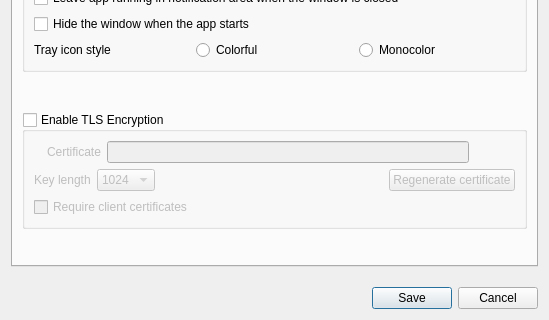
The window that src/lib/gui/dialogs/SettingsDialog.ui (deskflow/deskflow) describes before a commit, drawn with Qt 5; both pictures show x 0 to 549 and y 291 to 611 of the 549 by 611 pixel window.
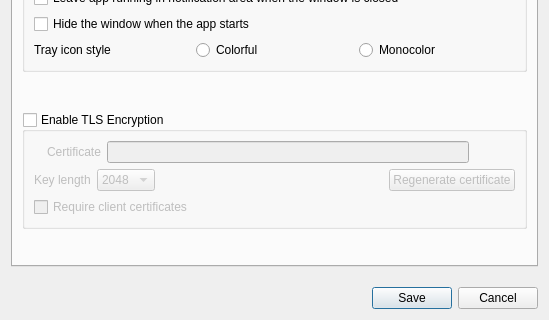
The same window after the commit. Icons and pictures are not drawn.

Commit message: chore: Remove 1024 TLS key length option

What changed in the file:
```diff
--- a/src/lib/gui/dialogs/SettingsDialog.ui
+++ b/src/lib/gui/dialogs/SettingsDialog.ui
@@ -235,11 +235,6 @@
             </item>
             <item>
              <widget class="QComboBox" name="comboTlsKeyLength">
-              <item>
-               <property name="text">
-                <string>1024</string>
-               </property>
-              </item>
               <item>
                <property name="text">
                 <string>2048</string>
```
The commit also changes 1 other file.
